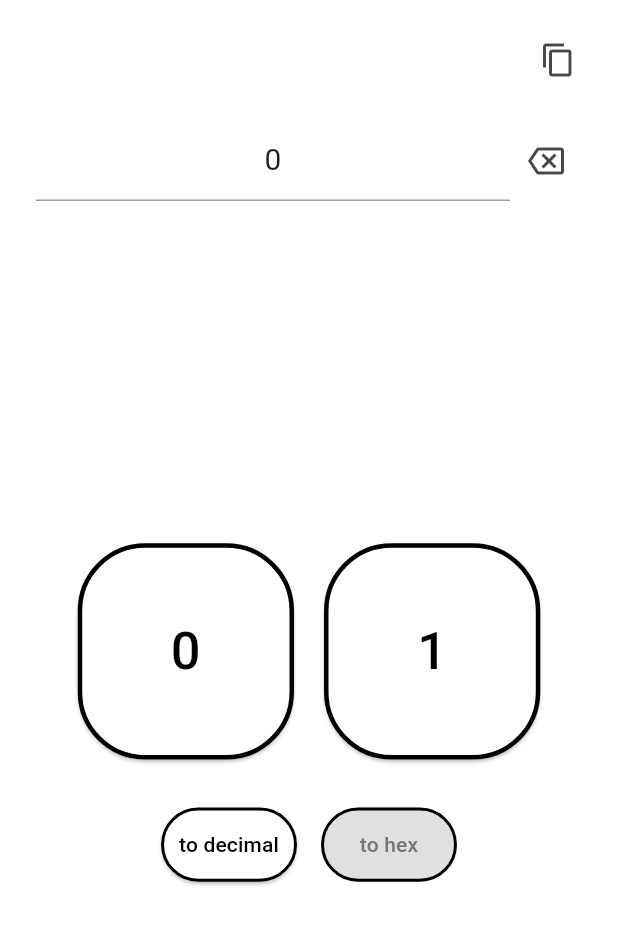
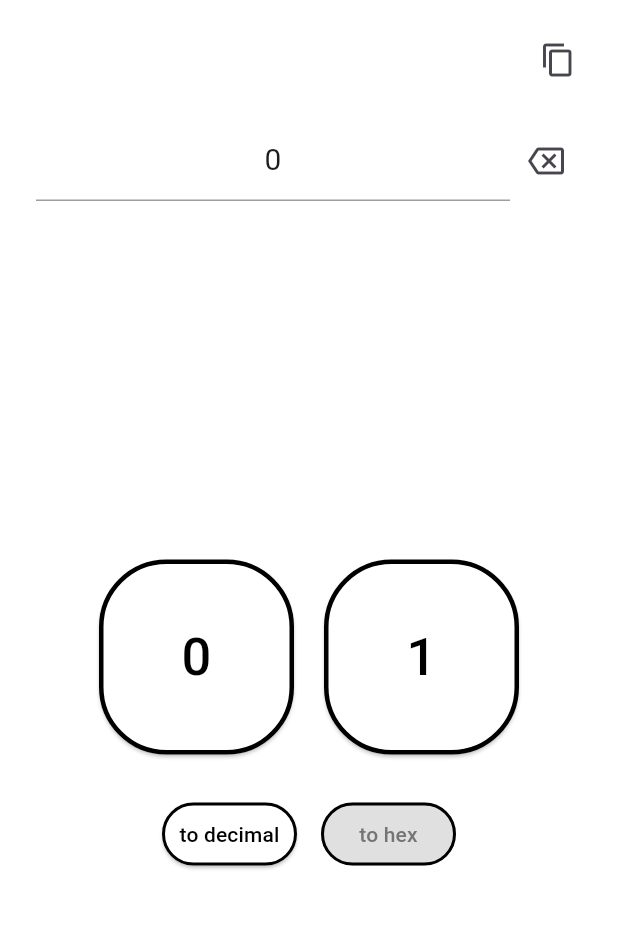
Before and after one commit to itumo-arigatone/simple_binary_converter, a Flutter app: the screen it shows after launch, after a tap on an icon or button, on a phone screen of 412 x 824 dp. Shown: the top 925 px of the screen. Run offline on Flutter 3.47's test engine with Material 3 defaults, Android fonts, the phone set to English and light mode, and no system bars; our stand-ins replace google_mobile_ads; network calls fail.

Commit message:
fix: ボタンサイズを固定値に変更
- 画面幅ベースの計算から固定サイズに変更
- 16進数キーパッド用の小さいボタンを追加
- フォントサイズをボタンサイズに応じて動的に調整

```diff
--- a/lib/keypad.dart
+++ b/lib/keypad.dart
@@ -4,35 +4,22 @@ import 'package:simple_binary_converter/mode_select_switch.dart';
 
 // 共通のキーパッドレイアウトを構築するヘルパー
 class KeypadLayout {
-  final BuildContext context;
   final Function(String inputData, String page) onChangeInputData;
   final String page;
 
   KeypadLayout({
-    required this.context,
     required this.onChangeInputData,
     required this.page,
   });
 
-  double get _buttonSize {
-    final size = MediaQuery.of(context).size;
-    final smaller = size.height > size.width ? size.width : size.height;
-    return smaller * 0.12;
-  }
-
-  double get _largeButtonSize {
-    final size = MediaQuery.of(context).size;
-    final smaller = size.height > size.width ? size.width : size.height;
-    return smaller * 0.35;
-  }
-
-  double get _modeSwitchWidth {
-    final size = MediaQuery.of(context).size;
-    final smaller = size.height > size.width ? size.width : size.height;
-    return smaller * 0.22;
-  }
-
-  double get _modeSwitchHeight => _buttonSize;
+  // 固定サイズ
+  static const double _buttonSize = 70.0;
+  static const double _smallButtonSize = 56.0;
+  static const double _largeButtonSize = 130.0;
+  static const double _modeSwitchWidth = 90.0;
+  static const double _smallModeSwitchWidth = 72.0;
+  static const double _modeSwitchHeight = 42.0;
+  static const double _smallModeSwitchHeight = 34.0;
 
   Widget buildNumButton(String label) {
     return Padding(
@@ -42,6 +29,18 @@ class KeypadLayout {
         page: page,
         onPressed: () => onChangeInputData(label, page),
         size: _buttonSize,
+      ),
+    );
+  }
+
+  Widget buildSmallNumButton(String label) {
+    return Padding(
+      padding: const EdgeInsets.symmetric(horizontal: 6, vertical: 4),
+      child: NumButton(
+        label: label,
+        page: page,
+        onPressed: () => onChangeInputData(label, page),
+        size: _smallButtonSize,
       ),
     );
   }
@@ -71,6 +70,23 @@ class KeypadLayout {
         onPressed: onPressed,
         width: _modeSwitchWidth,
         height: _modeSwitchHeight,
+      ),
+    );
+  }
+
+  Widget buildSmallModeSwitch({
+    required String label,
+    required bool isActive,
+    required VoidCallback onPressed,
+  }) {
+    return Padding(
+      padding: const EdgeInsets.symmetric(horizontal: 6, vertical: 4),
+      child: ModeSwitch(
+        label: label,
+        isActive: isActive,
+        onPressed: onPressed,
+        width: _smallModeSwitchWidth,
+        height: _smallModeSwitchHeight,
       ),
     );
   }
@@ -107,7 +123,6 @@ class _BinaryKeyPadState extends State<BinaryKeyPad> {
   @override
   Widget build(BuildContext context) {
     final layout = KeypadLayout(
-      context: context,
       onChangeInputData: widget.onChangeInputData,
       page: "binary",
     );
@@ -167,7 +182,6 @@ class _DecimalKeyPadState extends State<DecimalKeyPad> {
   @override
   Widget build(BuildContext context) {
     final layout = KeypadLayout(
-      context: context,
       onChangeInputData: widget.onChangeInputData,
       page: "decimal",
     );
@@ -238,7 +252,6 @@ class _HexKeyPadState extends State<HexKeyPad> {
   @override
   Widget build(BuildContext context) {
     final layout = KeypadLayout(
-      context: context,
       onChangeInputData: widget.onChangeInputData,
       page: "hex",
     );
@@ -247,32 +260,32 @@ class _HexKeyPadState extends State<HexKeyPad> {
       mainAxisAlignment: MainAxisAlignment.center,
       children: [
         layout.buildRow([
-          layout.buildNumButton("A"),
-          layout.buildNumButton("B"),
-          layout.buildNumButton("C"),
+          layout.buildSmallNumButton("A"),
+          layout.buildSmallNumButton("B"),
+          layout.buildSmallNumButton("C"),
         ]),
         layout.buildRow([
-          layout.buildNumButton("D"),
-          layout.buildNumButton("E"),
-          layout.buildNumButton("F"),
+          layout.buildSmallNumButton("D"),
+          layout.buildSmallNumButton("E"),
+          layout.buildSmallNumButton("F"),
         ]),
         layout.buildRow([
-          layout.buildNumButton("1"),
-          layout.buildNumButton("2"),
-          layout.buildNumButton("3"),
+          layout.buildSmallNumButton("1"),
+          layout.buildSmallNumButton("2"),
+          layout.buildSmallNumButton("3"),
         ]),
         layout.buildRow([
-          layout.buildNumButton("4"),
-          layout.buildNumButton("5"),
-          layout.buildNumButton("6"),
+          layout.buildSmallNumButton("4"),
+          layout.buildSmallNumButton("5"),
+          layout.buildSmallNumButton("6"),
         ]),
         layout.buildRow([
-          layout.buildNumButton("7"),
-          layout.buildNumButton("8"),
-          layout.buildNumButton("9"),
+          layout.buildSmallNumButton("7"),
+          layout.buildSmallNumButton("8"),
+          layout.buildSmallNumButton("9"),
         ]),
         layout.buildRow([
-          layout.buildModeSwitch(
+          layout.buildSmallModeSwitch(
             label: "to binary",
             isActive: _isBinaryMode,
             onPressed: () {
@@ -280,8 +293,8 @@ class _HexKeyPadState extends State<HexKeyPad> {
               widget.setMode("4");
             },
           ),
-          layout.buildNumButton("0"),
-          layout.buildModeSwitch(
+          layout.buildSmallNumButton("0"),
+          layout.buildSmallModeSwitch(
             label: "to decimal",
             isActive: !_isBinaryMode,
             onPressed: () {
--- a/lib/numbutton.dart
+++ b/lib/numbutton.dart
@@ -16,6 +16,9 @@ class NumButton extends StatelessWidget {
 
   @override
   Widget build(BuildContext context) {
+    // ボタンサイズに応じてフォントサイズを調整
+    final fontSize = size * 0.38;
+
     return SizedBox(
       width: size,
       height: size,
@@ -36,8 +39,8 @@ class NumButton extends StatelessWidget {
           child: Text(
             label,
             textAlign: TextAlign.center,
-            style: const TextStyle(
-              fontSize: 28,
+            style: TextStyle(
+              fontSize: fontSize,
               fontWeight: FontWeight.w500,
             ),
           ),
```
